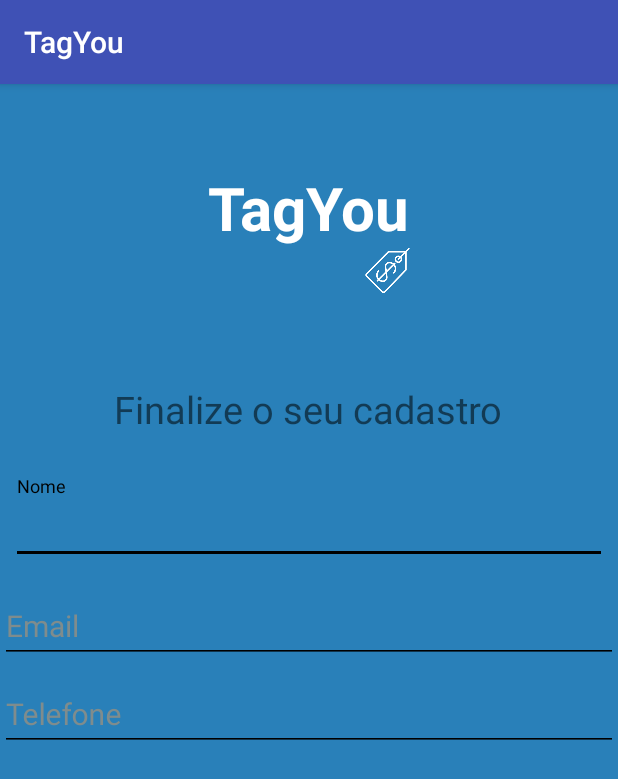
After one commit to cesar1287/TagYou-android-app, an Android app: the RegisterActivity screen opened directly, with no data from a screen before it, on a phone screen of 412 x 824 dp. The commit adds this screen. Shown: the top 779 px of the screen. Run offline under Robolectric (Android 15) with nearby library versions, the phone set to English and light mode, and no system bars.

Commit message:
Adição dela de cadastro

```diff
--- a/app/build.gradle
+++ b/app/build.gradle
@@ -53,4 +53,5 @@ dependencies {
 
 
 
+
 apply plugin: 'com.google.gms.google-services'
--- a/app/src/main/AndroidManifest.xml
+++ b/app/src/main/AndroidManifest.xml
@@ -57,8 +57,9 @@
             android:theme="@style/AppTheme.NoActionBar" />
         <activity
             android:name=".view.TagsFilterAffinityActivity"
-            android:theme="@style/AppTheme.NoActionBar"></activity>
-        <activity android:name=".view.CompanyDetailsActivity"></activity>
+            android:theme="@style/AppTheme.NoActionBar" />
+        <activity android:name=".view.CompanyDetailsActivity" />
+        <activity android:name=".view.RegisterActivity"></activity>
     </application>
 
 </manifest>
--- /dev/null
+++ b/app/src/main/java/comcesar1287/github/tagyou/view/RegisterActivity.java
@@ -0,0 +1,15 @@
+package comcesar1287.github.tagyou.view;
+
+import android.support.v7.app.AppCompatActivity;
+import android.os.Bundle;
+
+import comcesar1287.github.tagyou.R;
+
+public class RegisterActivity extends AppCompatActivity {
+
+    @Override
+    protected void onCreate(Bundle savedInstanceState) {
+        super.onCreate(savedInstanceState);
+        setContentView(R.layout.activity_register);
+    }
+}
--- /dev/null
+++ b/app/src/main/res/layout/activity_register.xml
@@ -0,0 +1,86 @@
+<?xml version="1.0" encoding="utf-8"?>
+<LinearLayout xmlns:android="http://schemas.android.com/apk/res/android"
+    xmlns:app="http://schemas.android.com/apk/res-auto"
+    xmlns:tools="http://schemas.android.com/tools"
+    android:layout_width="match_parent"
+    android:layout_height="match_parent"
+    android:orientation="vertical"
+    android:background="@color/colorBackgroundSplash"
+    tools:context="comcesar1287.github.tagyou.view.RegisterActivity">
+
+    <LinearLayout
+        android:layout_width="wrap_content"
+        android:layout_height="wrap_content"
+        android:orientation="vertical"
+        android:layout_gravity="center"
+        android:layout_marginTop="55dp"
+        android:layout_marginBottom="50dp">
+
+        <TextView
+            android:layout_width="wrap_content"
+            android:layout_height="wrap_content"
+            android:text="TagYou"
+            android:textSize="40dp"
+            android:textColor="@color/colorTagYou"
+            android:textStyle="bold"
+            android:layout_gravity="center"/>
+
+        <ImageView
+            android:layout_width="30dp"
+            android:layout_height="30dp"
+            android:src="@drawable/tagyou_tag"
+            android:layout_gravity="end"/>
+    </LinearLayout>
+
+    <TextView
+        android:layout_width="wrap_content"
+        android:layout_height="wrap_content"
+        android:text="Finalize o seu cadastro"
+        android:layout_gravity="center"
+        android:textSize="25dp"
+        android:layout_marginTop="10dp"
+        android:layout_marginBottom="20dp"/>
+
+    <android.support.design.widget.TextInputLayout
+        android:id="@+id/register_name"
+        android:layout_width="match_parent"
+        android:layout_height="wrap_content"
+        android:theme="@style/TextLabel"
+        android:hint="Nome"
+        android:layout_margin="7dp">
+
+        <android.support.design.widget.TextInputEditText
+            android:layout_width="match_parent"
+            android:layout_height="wrap_content" />
+
+    </android.support.design.widget.TextInputLayout>
+
+    <android.support.design.widget.TextInputLayout
+        android:id="@+id/register_email"
+        android:layout_width="match_parent"
+        android:layout_height="wrap_content"
+        android:theme="@style/TextLabel"
+        android:hint="Email">
+
+        <android.support.design.widget.TextInputEditText
+            android:layout_width="match_parent"
+            android:layout_height="wrap_content" />
+
+    </android.support.design.widget.TextInputLayout>
+
+    <android.support.design.widget.TextInputLayout
+        android:id="@+id/register_phone"
+        android:layout_width="match_parent"
+        android:layout_height="wrap_content"
+        android:theme="@style/TextLabel"
+        android:hint="Telefone">
+
+        <android.support.design.widget.TextInputEditText
+            android:layout_width="match_parent"
+            android:layout_height="wrap_content" />
+
+    </android.support.design.widget.TextInputLayout>
+
+
+
+</LinearLayout>
--- a/app/src/main/res/values/colors.xml
+++ b/app/src/main/res/values/colors.xml
@@ -6,6 +6,7 @@
     <color name="colorBackgroundSplash">#2980b9</color>
     <color name="colorTagYou">#ffffff</color>
     <color name="concrete">#95a5a6</color>
+    <color name="asbestos">#7f8c8d</color>
 
     <color name="black">#000</color>
 
--- a/app/src/main/res/values/styles.xml
+++ b/app/src/main/res/values/styles.xml
@@ -17,4 +17,14 @@
 
     <style name="AppTheme.PopupOverlay" parent="ThemeOverlay.AppCompat.Light" />
 
+    <style name="TextLabel" parent="Widget.Design.TextInputLayout">
+    <!-- Hint color and label color in FALSE state -->
+    <item name="android:textColorHint">@color/asbestos</item>
+    <item name="android:textSize">20sp</item>
+    <!-- Label color in TRUE state and bar color FALSE and TRUE State -->
+    <item name="colorAccent">@color/black</item>
+    <item name="colorControlNormal">@color/black</item>
+    <item name="colorControlActivated">@color/black</item>
+    </style>
+
 </resources>
```
